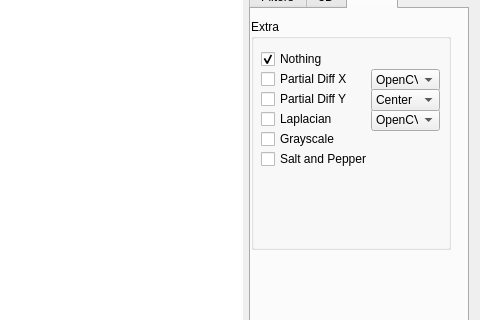
This is Lab/QtWidgetsFilter2D.ui in jyyun1209/Lab as Qt 5 draws it before an edit; both pictures show x 378 to 858 and y 120 to 440 of the 858 by 659 pixel window. The edited form follows.
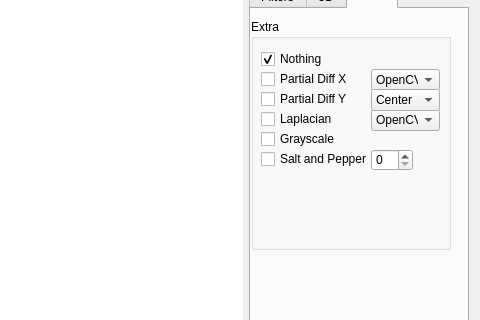
This is the edited form. Custom widgets are drawn as their Qt base class.

Commit message: Salt and Pepper 노이즈 구현

```diff
--- a/Lab/QtWidgetsFilter2D.ui
+++ b/Lab/QtWidgetsFilter2D.ui
@@ -1036,6 +1036,19 @@
          <bool>true</bool>
         </property>
        </widget>
+       <widget class="QSpinBox" name="spinBox_SaltAndPepper">
+        <property name="geometry">
+         <rect>
+          <x>120</x>
+          <y>130</y>
+          <width>42</width>
+          <height>22</height>
+         </rect>
+        </property>
+        <property name="maximum">
+         <number>100</number>
+        </property>
+       </widget>
       </widget>
      </widget>
     </widget>
```
The commit also changes 11 other files.
